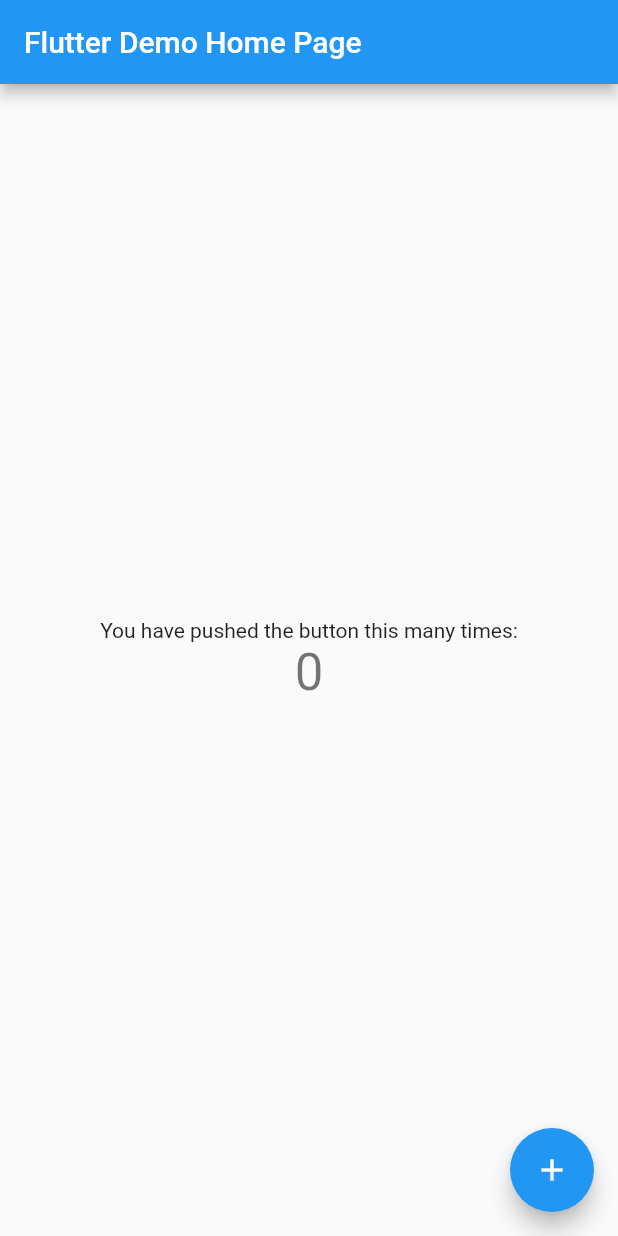
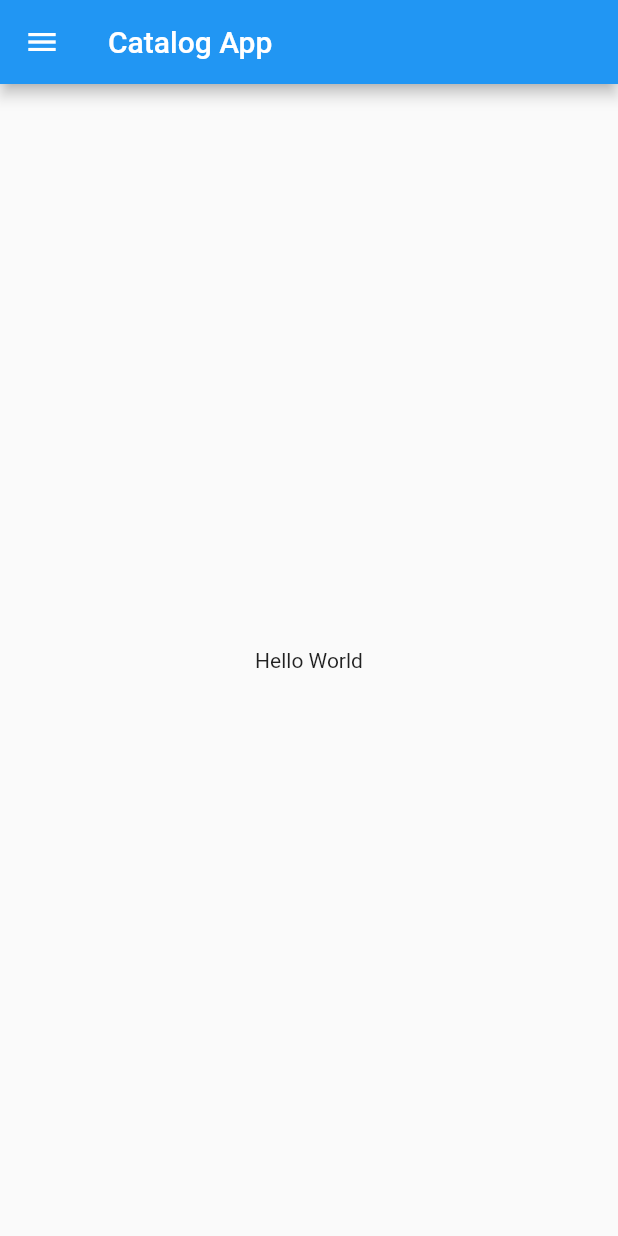
Before and after one commit to chinmaychahar/flutter_catalog, a Flutter app: the screen it shows after launch, on a phone screen of 412 x 824 dp. Run offline on Flutter 3.47's test engine with Material 2 defaults, Android fonts, the phone set to English and light mode, and no system bars.

Commit message:
added home page

```diff
--- /dev/null
+++ b/lib/home_page.dart
@@ -0,0 +1,20 @@
+import "package:flutter/material.dart";
+
+class HomePage extends StatelessWidget {
+  const HomePage({super.key});
+
+  @override
+  Widget build(BuildContext context) {
+    return Scaffold(
+      appBar: AppBar(
+        title: Text("Catalog App"),
+      ),
+      body: Center(
+        child: Container(
+          child: Text('Hello World'),
+        ),
+      ),
+      drawer: Drawer(),
+    );
+  }
+}
--- a/lib/main.dart
+++ b/lib/main.dart
@@ -1,3 +1,4 @@
+import 'package:catalog_app/home_page.dart';
 import 'package:flutter/material.dart';
 
 void main() {
@@ -7,109 +8,8 @@ void main() {
 class MyApp extends StatelessWidget {
   const MyApp({super.key});
 
-  // This widget is the root of your application.
   @override
   Widget build(BuildContext context) {
-    return MaterialApp(
-      title: 'Flutter Demo',
-      theme: ThemeData(
-        // This is the theme of your application.
-        //
-        // Try running your application with "flutter run". You'll see the
-        // application has a blue toolbar. Then, without quitting the app, try
-        // changing the primarySwatch below to Colors.green and then invoke
-        // "hot reload" (press "r" in the console where you ran "flutter run",
-        // or simply save your changes to "hot reload" in a Flutter IDE).
-        // Notice that the counter didn't reset back to zero; the application
-        // is not restarted.
-        primarySwatch: Colors.blue,
-      ),
-      home: const MyHomePage(title: 'Flutter Demo Home Page'),
-    );
+    return MaterialApp(home: HomePage());
   }
 }
-
-class MyHomePage extends StatefulWidget {
-  const MyHomePage({super.key, required this.title});
-
-  // This widget is the home page of your application. It is stateful, meaning
-  // that it has a State object (defined below) that contains fields that affect
-  // how it looks.
-
-  // This class is the configuration for the state. It holds the values (in this
-  // case the title) provided by the parent (in this case the App widget) and
-  // used by the build method of the State. Fields in a Widget subclass are
-  // always marked "final".
-
-  final String title;
-
-  @override
-  State<MyHomePage> createState() => _MyHomePageState();
-}
-
-class _MyHomePageState extends State<MyHomePage> {
-  int _counter = 0;
-
-  void _incrementCounter() {
-    setState(() {
-      // This call to setState tells the Flutter framework that something has
-      // changed in this State, which causes it to rerun the build method below
-      // so that the display can reflect the updated values. If we changed
-      // _counter without calling setState(), then the build method would not be
-      // called again, and so nothing would appear to happen.
-      _counter++;
-    });
-  }
-
-  @override
-  Widget build(BuildContext context) {
-    // This method is rerun every time setState is called, for instance as done
-    // by the _incrementCounter method above.
-    //
-    // The Flutter framework has been optimized to make rerunning build methods
-    // fast, so that you can just rebuild anything that needs updating rather
-    // than having to individually change instances of widgets.
-    return Scaffold(
-      appBar: AppBar(
-        // Here we take the value from the MyHomePage object that was created by
-        // the App.build method, and use it to set our appbar title.
-        title: Text(widget.title),
-      ),
-      body: Center(
-        // Center is a layout widget. It takes a single child and positions it
-        // in the middle of the parent.
-        child: Column(
-          // Column is also a layout widget. It takes a list of children and
-          // arranges them vertically. By default, it sizes itself to fit its
-          // children horizontally, and tries to be as tall as its parent.
-          //
-          // Invoke "debug painting" (press "p" in the console, choose the
-          // "Toggle Debug Paint" action from the Flutter Inspector in Android
-          // Studio, or the "Toggle Debug Paint" command in Visual Studio Code)
-          // to see the wireframe for each widget.
-          //
-          // Column has various properties to control how it sizes itself and
-          // how it positions its children. Here we use mainAxisAlignment to
-          // center the children vertically; the main axis here is the vertical
-          // axis because Columns are vertical (the cross axis would be
-          // horizontal).
-          mainAxisAlignment: MainAxisAlignment.center,
-          children: <Widget>[
-            const Text(
-              'You have pushed the button this many times:',
-            ),
-            Text(
-              '$_counter',
-              style: Theme.of(context).textTheme.headline4,
-            ),
-          ],
-        ),
-      ),
-      floatingActionButton: FloatingActionButton(
-        onPressed: _incrementCounter,
-        tooltip: 'Increment',
-        child: const Icon(Icons.add),
-      ), // This trailing comma makes auto-formatting nicer for build methods.
-    );
-  }
-}
```
